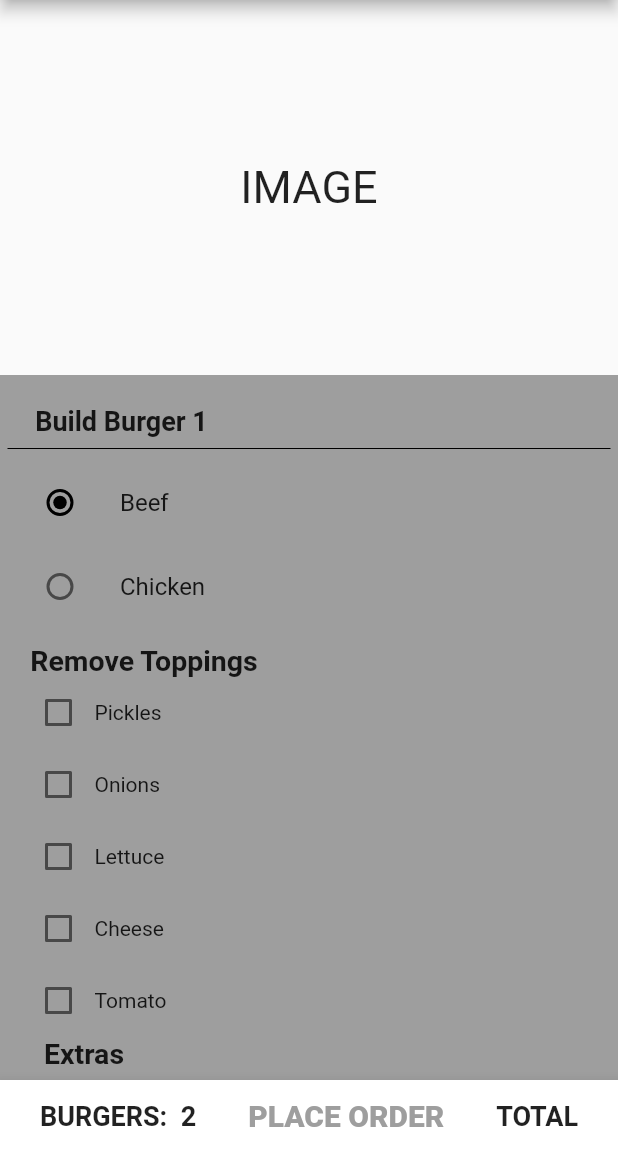
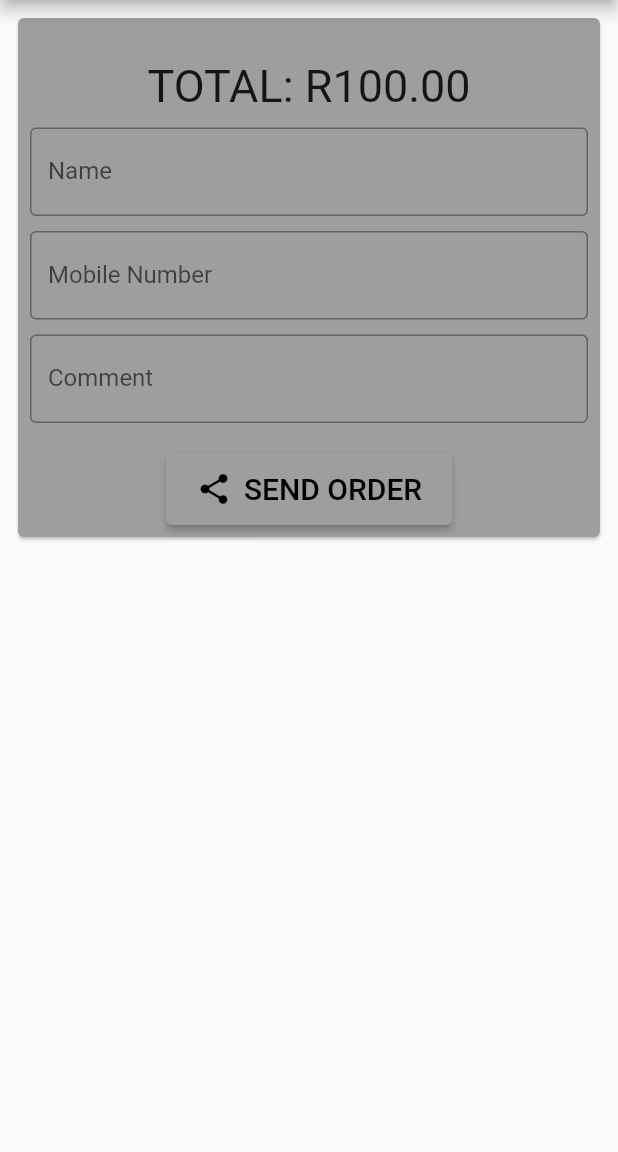
Before and after one commit to Mampuru/gourmet_eats, a Flutter app: the OrderView screen opened directly, after a tap on "PLACE ORDER", on a phone screen of 412 x 824 dp, the part 84-1236 px from its top. Run offline on Flutter 3.47's test engine with Material 2 defaults, Android fonts, the phone set to English and light mode, and no system bars; our stand-ins replace fluttertoast, share.

Commit message:
Added the share functionality to the app

```diff
--- /dev/null
+++ b/lib/views/checkout_view.dart
@@ -0,0 +1,119 @@
+import 'package:flutter/material.dart';
+import 'package:fluttertoast/fluttertoast.dart';
+import 'package:gourmet_eats/constants.dart';
+import 'package:gourmet_eats/main.dart';
+import 'package:gourmet_eats/views/landing_view.dart';
+import 'package:gourmet_eats/widgets/share_button_widget.dart';
+import 'package:share/share.dart';
+
+class CheckoutView extends StatelessWidget {
+  final text = '';
+  final object = {
+    "name": "Jack",
+    "number": "093094039",
+    "comment": "Collecting at 10pm",
+    "total": "100.0",
+    "Burger": [
+      {
+        "type": "beef",
+        "extra": [
+
+        ],
+        "toppings": [
+          "cheese","tomato","lettuce",""
+        ],
+
+      }
+  ]
+  };
+
+  @override
+  Widget build(BuildContext context) {
+    return Scaffold(
+      appBar: AppBar(
+        leading: Icon(Icons.menu,size:30,color: Colors.white,),
+        title: Text("Gourmet Eats"),
+      ),
+      body: SingleChildScrollView(
+        child: Container(
+          child: Padding(
+            padding: const EdgeInsets.all(8.0),
+            child: buildContent(context),
+          ),
+        ),
+      ),
+    );
+  }
+
+  Widget buildContent(context){
+    return Card(
+      color: PrimaryColor,
+      child: Padding(
+        padding: const EdgeInsets.all(8.0),
+        child: Column(
+          children: [
+            SizedBox(height: 20.0,),
+            Text("TOTAL: R100.00",style: TextStyle(fontSize: TitleText),),
+            SizedBox(height: 10.0,),
+            TextField(
+              keyboardType: TextInputType.text,
+              decoration: InputDecoration(
+                focusColor: Colors.green,
+                fillColor: White,
+                labelText: 'Name',
+                border: OutlineInputBorder(),
+              ),
+            ),
+            SizedBox(height: 10.0,),
+            TextField(
+              keyboardType: TextInputType.number,
+              decoration: InputDecoration(
+                focusColor: White,
+                fillColor: White,
+                labelText: 'Mobile Number',
+                border: OutlineInputBorder(),
+              ),
+            ),
+            SizedBox(height: 10.0,),
+            TextField(
+              keyboardType: TextInputType.text,
+              decoration: InputDecoration(
+                focusColor: White,
+                fillColor: White,
+                labelText: 'Comment',
+                border: OutlineInputBorder(),
+              ),
+            ),
+            SizedBox(height: 20.0,),
+            // Center(
+            //   child: ConstrainedBox(
+            //     constraints: BoxConstraints.tightFor(width: 150.0,),
+            //     child: ElevatedButton(onPressed: () => {
+            //       Fluttertoast.showToast(
+            //         msg: "Thank you order has been placed",
+            //         toastLength: Toast.LENGTH_SHORT,
+            //         gravity: ToastGravity.CENTER,
+            //         timeInSecForIosWeb: 1,
+            //         backgroundColor: Colors.red,
+            //         textColor: Colors.white,
+            //         fontSize: 16.0
+            //       ),
+            //       Navigator.push(context, MaterialPageRoute(builder: (context) => MyApp()),)
+            //     }, child: Text("PLACE ORDER"),
+            //         style: ElevatedButton.styleFrom(primary: White)
+            //     ),
+            //   ),
+            // ),
+            ShareButtonWidget(onClicked: () {
+              Share.share(object.toString());
+            },)
+          ],
+        ),
+      ),
+    );
+
+
+  }
+
+
+}
--- a/lib/views/order_view.dart
+++ b/lib/views/order_view.dart
@@ -1,5 +1,6 @@
 import 'package:flutter/material.dart';
 import 'package:gourmet_eats/constants.dart';
+import 'package:gourmet_eats/views/checkout_view.dart';
 import 'package:gourmet_eats/widgets/labeled_checkbox.dart';
 
 class OrderView extends StatefulWidget {
@@ -24,7 +25,7 @@ class _OrderViewState extends State<OrderView> {
   Widget build(BuildContext context) {
     return Scaffold(
       bottomNavigationBar: BottomAppBar(
-        child: BottomBar(),
+        child: bottomBar(),
       ),
       appBar: AppBar(
         leading: Icon(Icons.menu,size:30,color: Colors.white,),
@@ -37,7 +38,7 @@ class _OrderViewState extends State<OrderView> {
               Container(
                height: 250.0,
                 child: Center(child: Text("IMAGE",style: TextStyle(fontSize: 30.0),)),),
-              OrderList(context),
+              orderList(context),
             ],
           ),
         ),
@@ -45,7 +46,7 @@ class _OrderViewState extends State<OrderView> {
     );
   }
 
-  Widget OrderList(context){
+  Widget orderList(context){
     return Container(
       width: MediaQuery.of(context).size.width,
       color: PrimaryColor,
@@ -136,12 +137,14 @@ class _OrderViewState extends State<OrderView> {
     );
   }
 
-  Widget BottomBar(){
+  Widget bottomBar(){
     return Row(
       mainAxisAlignment: MainAxisAlignment.spaceEvenly,
       children: [
         Text("BURGERS:  2",style: TextStyle(fontWeight: FontWeight.w600,fontSize: 18.0)),
-        TextButton(onPressed: () {}, child: Text("PLACE ORDER",style: TextStyle(fontWeight: FontWeight.w900,fontSize: 20.0))),
+        TextButton(onPressed: () {
+          Navigator.push(context, MaterialPageRoute(builder: (context) => CheckoutView()),);
+        }, child: Text("PLACE ORDER",style: TextStyle(fontWeight: FontWeight.w900,fontSize: 20.0))),
         Text("TOTAL",style: TextStyle(fontWeight: FontWeight.w600,fontSize: 18.0))
       ],
     );
--- /dev/null
+++ b/lib/widgets/share_button_widget.dart
@@ -0,0 +1,20 @@
+import 'package:flutter/material.dart';
+
+class ShareButtonWidget extends StatelessWidget {
+  final VoidCallback onClicked;
+
+  const ShareButtonWidget({
+    Key key,
+    @required this.onClicked,
+  }) : super(key: key);
+
+  @override
+  Widget build(BuildContext context) => ElevatedButton.icon(
+    style: ElevatedButton.styleFrom(
+      padding: EdgeInsets.symmetric(horizontal: 20, vertical: 12),
+    ),
+    label: Text('SEND ORDER', style: TextStyle(fontSize: 20)),
+    icon: Icon(Icons.share),
+    onPressed: onClicked,
+  );
+}
```
Also changed, not shown: pubspec.yaml (+4 -7 lines).
